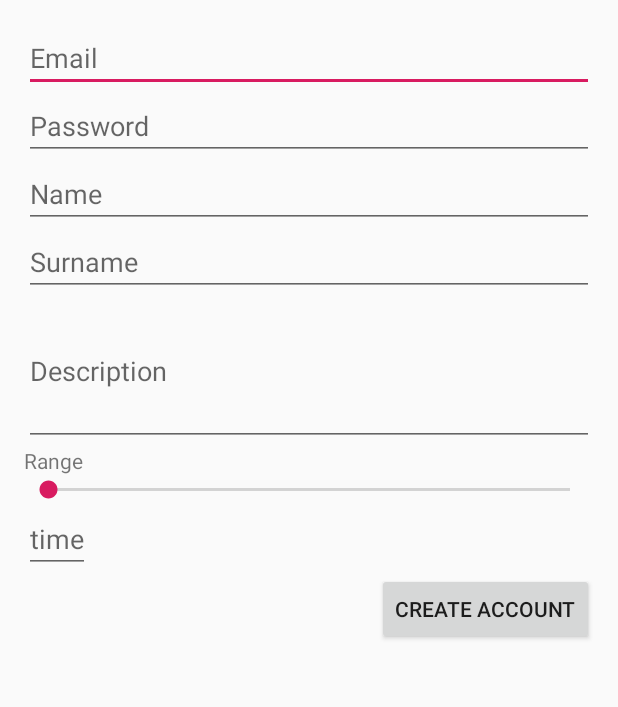
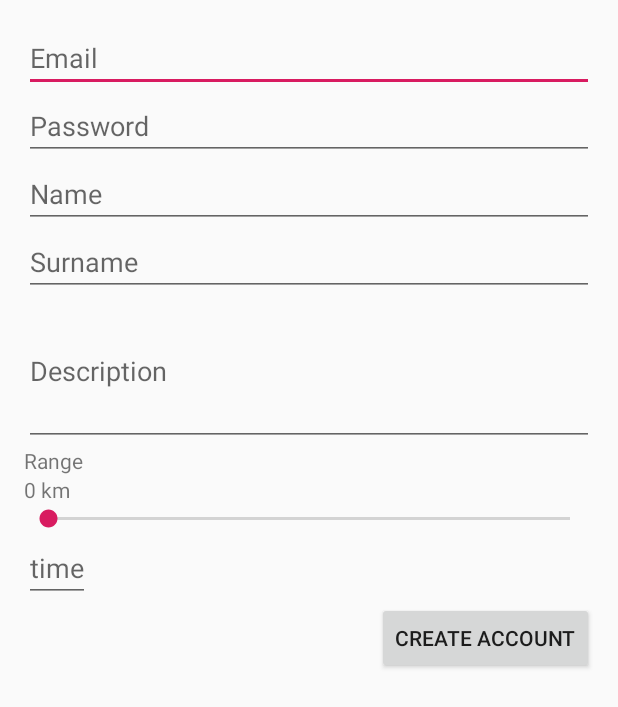
Before and after one commit to 4real-socialNetwork/4realSocialNetwork, an Android app: the layout activity_create_user.xml on its own in the app's theme, with its tools: preview values and no code run, on a phone screen of 412 x 824 dp. Shown: the top 707 px of the screen. Run offline under Robolectric (Android 15) with nearby library versions, the phone set to English and light mode, and no system bars.

```diff
--- a/app/src/main/res/layout/activity_create_user.xml
+++ b/app/src/main/res/layout/activity_create_user.xml
@@ -51,10 +51,17 @@
                 android:layout_width="match_parent"
                 android:layout_height="wrap_content"
                 android:text="Range" />
+
+            <TextView
+                android:layout_width="wrap_content"
+                android:layout_height="wrap_content"
+                android:id="@+id/tvSeekBarShower"
+                android:text="0 km"/>
             <SeekBar
                 android:id="@+id/rangeBar"
                 android:layout_width="match_parent"
-                android:layout_height="20dp" />
+                android:layout_height="20dp"
+                />
 
             <EditText
                 android:layout_width="wrap_content"
@@ -70,6 +77,12 @@
                 android:text="create account"
                 android:layout_gravity="right"
                 android:id="@+id/btnCreateAcc"/>
+            <ProgressBar
+                android:layout_width="wrap_content"
+                android:layout_height="wrap_content"
+                android:layout_gravity="center_horizontal"
+                android:id="@+id/progressBarUser"
+                android:visibility="invisible"/>
 
 
 
```
Also changed, not shown: app/src/main/java/com/example/marko/areyou4real/CreateUser.java (+27 -23 lines), app/src/main/java/com/example/marko/areyou4real/LoginActivity.java (+8 -9 lines), app/src/main/java/com/example/marko/areyou4real/User.java (+4 -5 lines), app/src/main/java/com/example/marko/areyou4real/UserProfile.java (+28 -8 lines).
